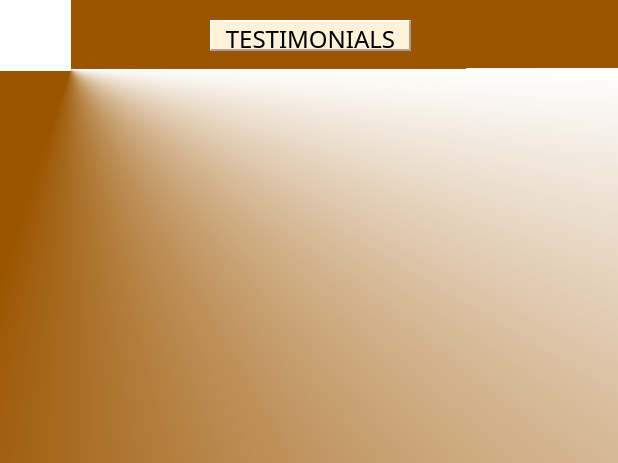
First picture: the form in ProjectFeelTheChunder/testimonials.ui, repository chundercatsllc/CS1C-Team-Chundercats, before the edit.
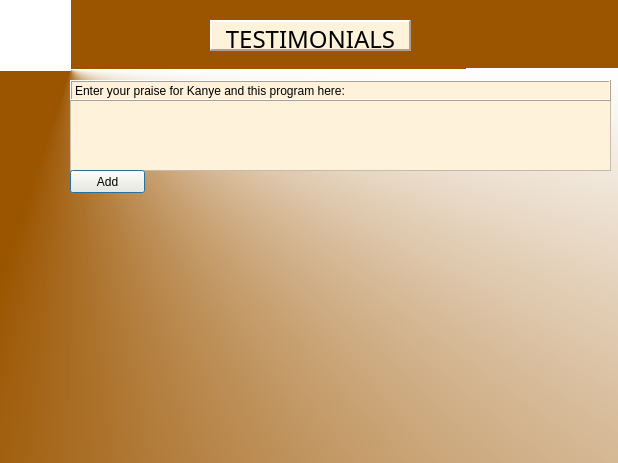
Second picture: the form after the edit. Icons and pictures are not drawn.

```diff
--- a/ProjectFeelTheChunder/testimonials.ui
+++ b/ProjectFeelTheChunder/testimonials.ui
@@ -98,6 +98,67 @@
       <set>Qt::AlignCenter</set>
      </property>
     </widget>
+    <widget class="QTextEdit" name="add_testi_edit_box">
+     <property name="geometry">
+      <rect>
+       <x>70</x>
+       <y>100</y>
+       <width>541</width>
+       <height>71</height>
+      </rect>
+     </property>
+     <property name="styleSheet">
+      <string notr="true">background-color: rgb(255, 242, 219);</string>
+     </property>
+     <property name="html">
+      <string>&lt;!DOCTYPE HTML PUBLIC &quot;-//W3C//DTD HTML 4.0//EN&quot; &quot;http://www.w3.org/TR/REC-html40/strict.dtd&quot;&gt;
+&lt;html&gt;&lt;head&gt;&lt;meta name=&quot;qrichtext&quot; content=&quot;1&quot; /&gt;&lt;style type=&quot;text/css&quot;&gt;
+p, li { white-space: pre-wrap; }
+&lt;/style&gt;&lt;/head&gt;&lt;body style=&quot; font-family:'MS Shell Dlg 2'; font-size:8.25pt; font-weight:400; font-style:normal;&quot;&gt;
+&lt;p style=&quot;-qt-paragraph-type:empty; margin-top:0px; margin-bottom:0px; margin-left:0px; margin-right:0px; -qt-block-indent:0; text-indent:0px;&quot;&gt;&lt;br /&gt;&lt;/p&gt;&lt;/body&gt;&lt;/html&gt;</string>
+     </property>
+    </widget>
+    <widget class="QLabel" name="label_2">
+     <property name="geometry">
+      <rect>
+       <x>70</x>
+       <y>80</y>
+       <width>541</width>
+       <height>21</height>
+      </rect>
+     </property>
+     <property name="styleSheet">
+      <string notr="true">background-color: rgb(255, 242, 219);</string>
+     </property>
+     <property name="frameShape">
+      <enum>QFrame::Box</enum>
+     </property>
+     <property name="frameShadow">
+      <enum>QFrame::Raised</enum>
+     </property>
+     <property name="lineWidth">
+      <number>1</number>
+     </property>
+     <property name="text">
+      <string>Enter your praise for Kanye and this program here:</string>
+     </property>
+    </widget>
+    <widget class="QPushButton" name="pushButton">
+     <property name="geometry">
+      <rect>
+       <x>70</x>
+       <y>170</y>
+       <width>75</width>
+       <height>23</height>
+      </rect>
+     </property>
+     <property name="styleSheet">
+      <string notr="true">background-color: rgb(255, 242, 219);</string>
+     </property>
+     <property name="text">
+      <string>Add</string>
+     </property>
+    </widget>
    </widget>
   </widget>
  </widget>
```
